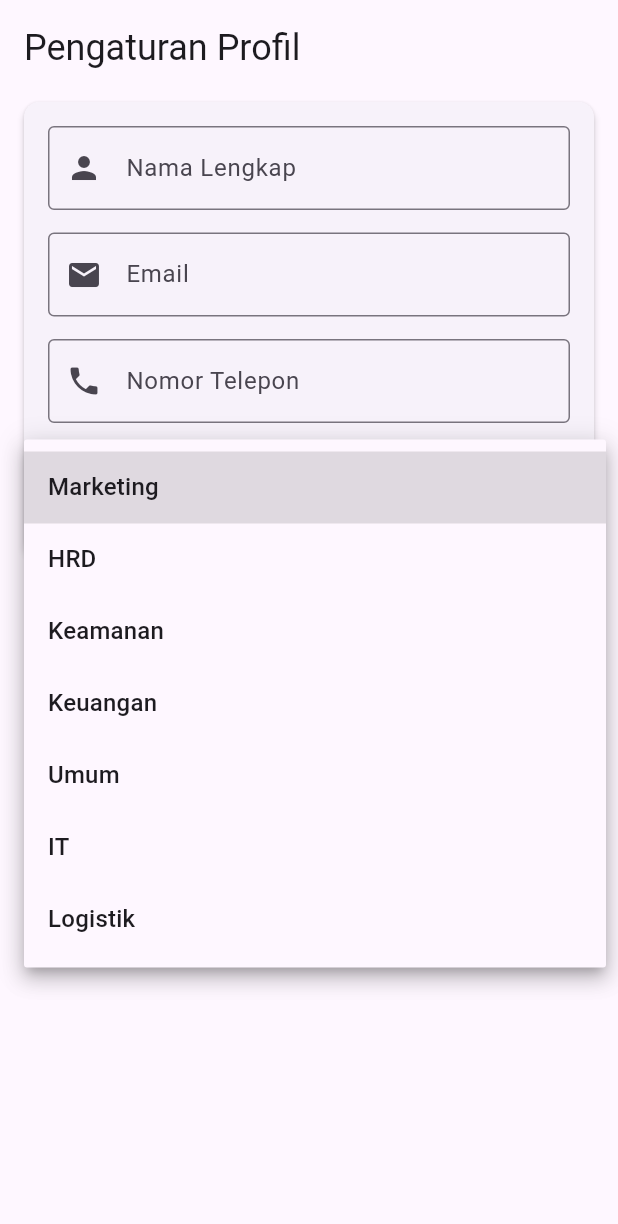
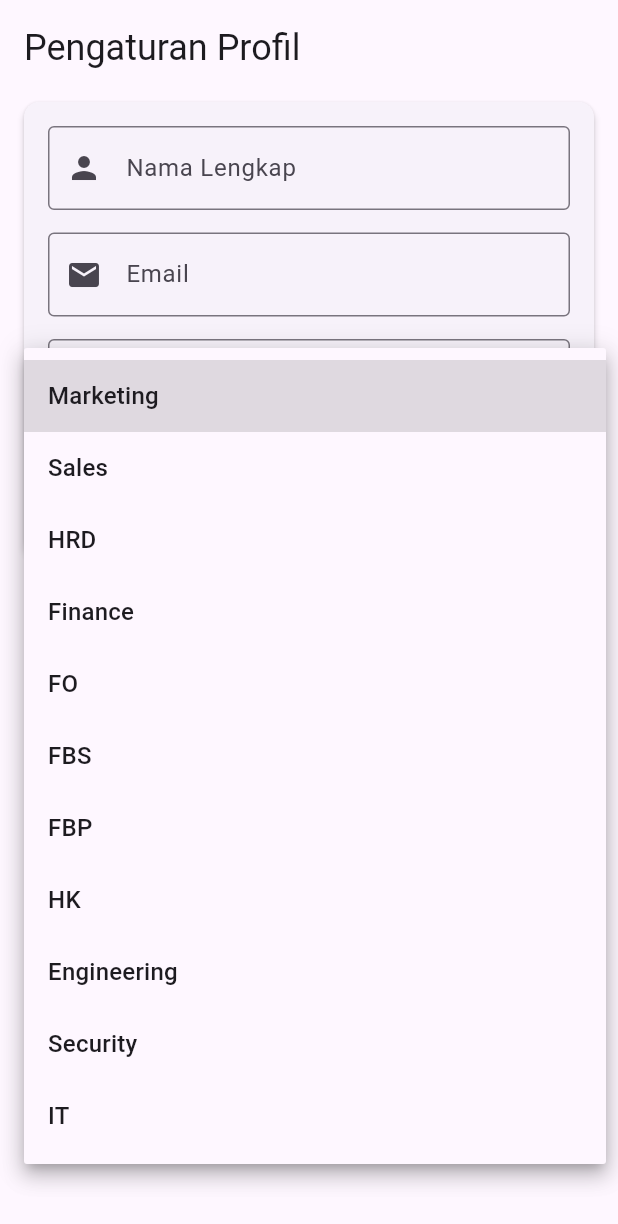
Before and after one commit to ZEN8890/Strata-lite, a Flutter app: the SettingsScreen widget shown alone on an empty page, opened directly, after a tap on "Departemen", on a phone screen of 412 x 824 dp. Shown: the top 1224 px of the screen. Run offline on Flutter 3.47's test engine with Material 3 defaults, Android fonts, the phone set to English and light mode, and no system bars; our stand-ins replace another_flushbar, cloud_firestore, cloud_functions, device_info_plus, file_picker, firebase_auth and 3 more; missing offline and left inert: excel, mobile_scanner; accounts and stored records are empty.

Commit message:
setting profile updated

```diff
--- a/lib/screens/settings_screen.dart
+++ b/lib/screens/settings_screen.dart
@@ -34,12 +34,16 @@ class _SettingsScreenState extends State<SettingsScreen> {
   // Contoh daftar departemen (bisa diambil dari Firestore juga di masa depan)
   final List<String> _departments = [
     'Marketing',
+    'Sales', // New
     'HRD',
-    'Keamanan',
-    'Keuangan',
-    'Umum',
-    'IT',
-    'Logistik'
+    'Finance', // New
+    'FO', // New
+    'FBS', // New
+    'FBP', // New
+    'HK', // New
+    'Engineering', // New
+    'Security', // New
+    'IT'
   ];
 
   @override
```
